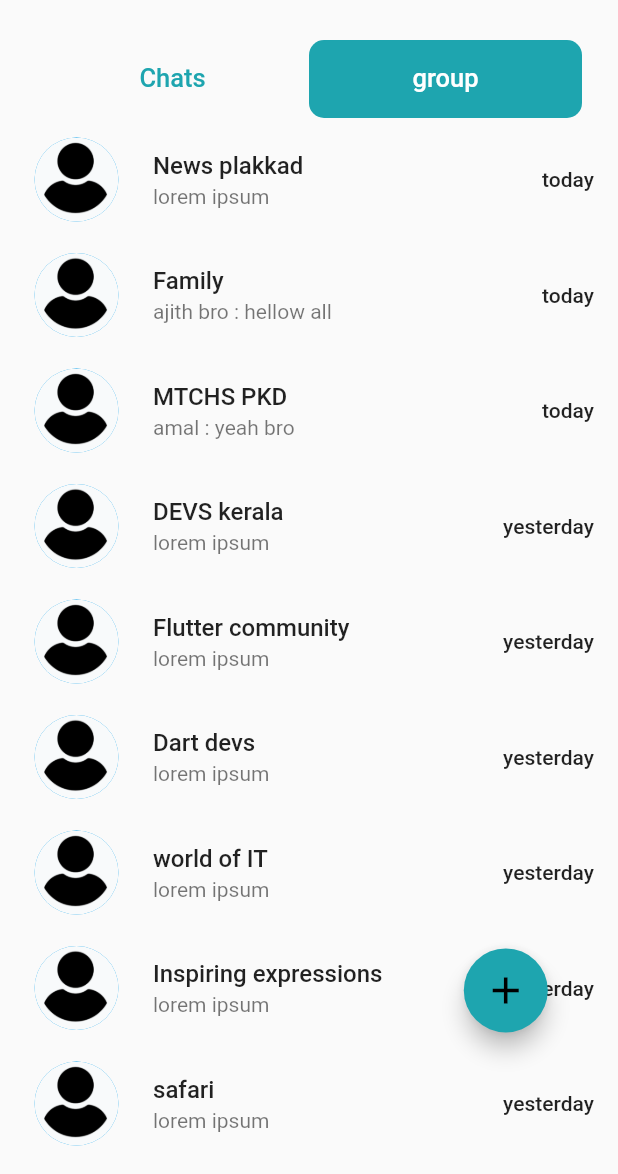
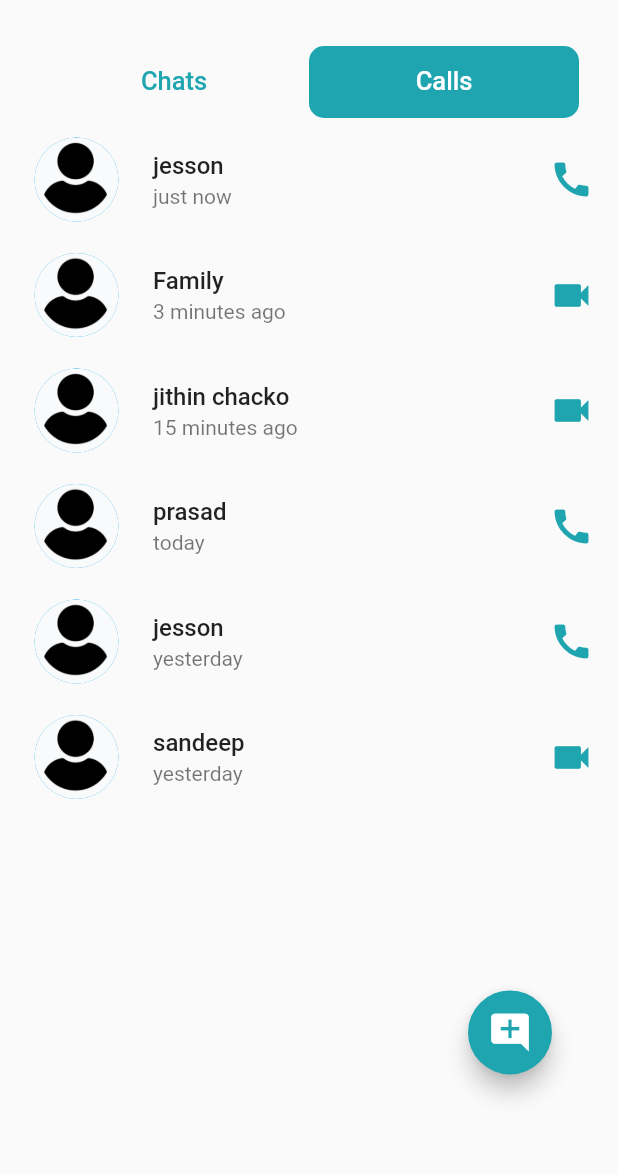
Before and after one commit to BIBINKB97/Talkaro_Messenger, a Flutter app: the screen it shows after launch, tab 2 chosen, on a phone screen of 412 x 824 dp, the part 62-1236 px from its top. Run offline on Flutter 3.47's test engine with Material 2 defaults, Android fonts, the phone set to English and light mode, and no system bars.

Commit message:
chats and calls tabbar completed

```diff
--- a/lib/main.dart
+++ b/lib/main.dart
@@ -1,6 +1,7 @@
 import 'package:flutter/material.dart';
+
 import 'package:talkaro/screens/chat_screen/chat_list.dart';
-import 'package:talkaro/screens/inbox/inbox.dart';
+
 import 'package:talkaro/utils/colors.dart';
 
 void main() {
@@ -19,7 +20,7 @@ class MyApp extends StatelessWidget {
       ),
       initialRoute: '/',
       routes: {
-        '/': (context) => ChatListPage(),
+        '/': (context) => HomePage(),
       },
     );
   }
--- a/lib/screens/chat_screen/chat_list.dart
+++ b/lib/screens/chat_screen/chat_list.dart
@@ -1,17 +1,17 @@
 import 'package:flutter/material.dart';
 import 'package:talkaro/screens/chat_screen/widgets/tab1_widgets.dart';
 import 'package:talkaro/screens/chat_screen/widgets/tab2_widgets.dart';
+import 'package:talkaro/screens/chat_screen/widgets/tabs_style.dart';
 import 'package:talkaro/utils/colors.dart';
 import 'package:talkaro/utils/main_widgets.dart';
-
-class ChatListPage extends StatefulWidget {
-  const ChatListPage({super.key});
+class HomePage extends StatefulWidget {
+  const HomePage({super.key});
 
   @override
-  State<ChatListPage> createState() => _ChatListPageState();
+  State<HomePage> createState() => _HomePageState();
 }
 
-class _ChatListPageState extends State<ChatListPage> {
+class _HomePageState extends State<HomePage> {
   @override
   Widget build(BuildContext context) {
     return DefaultTabController(
@@ -19,14 +19,19 @@ class _ChatListPageState extends State<ChatListPage> {
       length: 2,
       child: Scaffold(
         floatingActionButton: Align(
-          widthFactor: 2.1,
-          heightFactor: 3.8,
+          heightFactor: 2.8,
+          widthFactor: 2,
           child: FloatingActionButton(
               backgroundColor: ktheme,
-              onPressed: () {},
+              onPressed: () {
+                Navigator.of(context).push(MaterialPageRoute(
+                  builder: (context) => HomePage(),
+                ));
+              },
               child: Icon(
-                Icons.add,
+                Icons.add_comment,
                 size: 30,
+                color: kwhite,
               )),
         ),
         drawer: Drawer(
@@ -75,36 +80,14 @@ class _ChatListPageState extends State<ChatListPage> {
                 indicator: BoxDecoration(
                     borderRadius: BorderRadius.circular(10), color: ktheme),
                 tabs: const [
-                  Tab(
-                    child: SizedBox(
-                      height: 50,
-                      width: 150,
-                      child: Center(
-                        child: Text(
-                          "Chats",
-                          style: TextStyle(fontSize: 17),
-                        ),
-                      ),
-                    ),
-                  ),
-                  SizedBox(
-                    height: 50,
-                    width: 150,
-                    child: Center(
-                      child: Tab(
-                        child: Text(
-                          "group",
-                          style: TextStyle(fontSize: 17),
-                        ),
-                      ),
-                    ),
-                  )
+                  CustomTab(tabtitle: "Chats"),
+                  CustomTab(tabtitle: "Calls")
                 ]),
           ),
         ),
         body: TabBarView(children: const [
-          Tab1(),
-          Tab2(),
+          ChatsTab(),
+          CallsTab(),
         ]),
       ),
     );
--- a/lib/screens/chat_screen/widgets/tab1_widgets.dart
+++ b/lib/screens/chat_screen/widgets/tab1_widgets.dart
@@ -1,8 +1,8 @@
 import 'package:flutter/material.dart';
 import 'package:talkaro/utils/constants.dart';
 
-class Tab1 extends StatelessWidget {
-  const Tab1({super.key});
+class ChatsTab extends StatelessWidget {
+  const ChatsTab({super.key});
 
   @override
   Widget build(BuildContext context) {
@@ -10,12 +10,22 @@ class Tab1 extends StatelessWidget {
       children: const [
         ChatCard(
           name: 'Amal Suresh',
-          message: " porche.. porcheeeee por",
+          message: "porche.. porcheeeee por",
           time: 'today',
         ),
         ChatCard(
           name: 'justin',
           message: "hellow",
+          time: 'today',
+        ),
+        ChatCard(
+          name: 'News plakkad',
+          message: "lorem ipsum",
+          time: 'today',
+        ),
+        ChatCard(
+          name: 'Family',
+          message: "ajith bro : hellow all",
           time: 'today',
         ),
         ChatCard(
@@ -37,21 +47,6 @@ class Tab1 extends StatelessWidget {
           name: 'sandeep ',
           message: "where are you ?",
           time: 'yesterday',
-        ),
-        ChatCard(
-          name: 'subith ',
-          message: "nice",
-          time: '01/08/2023',
-        ),
-        ChatCard(
-          name: 'ridhin ',
-          message: "nice",
-          time: '01/08/2023',
-        ),
-        ChatCard(
-          name: 'nabeel ',
-          message: "nice",
-          time: '02/08/2023',
         ),
       ],
     );
--- a/lib/screens/chat_screen/widgets/tab2_widgets.dart
+++ b/lib/screens/chat_screen/widgets/tab2_widgets.dart
@@ -1,59 +1,79 @@
 import 'package:flutter/material.dart';
-import 'package:talkaro/screens/chat_screen/widgets/tab1_widgets.dart';
+import 'package:talkaro/utils/colors.dart';
+import 'package:talkaro/utils/constants.dart';
 
-class Tab2 extends StatelessWidget {
-  const Tab2({super.key});
+class CallsTab extends StatelessWidget {
+  const CallsTab({super.key});
 
   @override
   Widget build(BuildContext context) {
     return ListView(
       children: const [
-        ChatCard(
-          name: 'News plakkad',
-          message: "lorem ipsum",
-          time: 'today',
+        CallsCard(
+          name: 'jesson',
+          time: "just now",
+          icon: Icons.call,
         ),
-        ChatCard(
+        CallsCard(
           name: 'Family',
-          message: "ajith bro : hellow all",
-          time: 'today',
+          time: "3 minutes ago",
+          icon: Icons.videocam,
         ),
-        ChatCard(
-          name: 'MTCHS PKD',
-          message: "amal : yeah bro",
-          time: 'today',
+        CallsCard(
+          name: 'jithin chacko',
+          time: "15 minutes ago",
+          icon: Icons.videocam,
         ),
-        ChatCard(
-          name: 'DEVS kerala',
-          message: "lorem ipsum",
-          time: 'yesterday',
+        CallsCard(
+          name: 'prasad ',
+          time: "today",
+          icon: Icons.call,
         ),
-        ChatCard(
-          name: 'Flutter community',
-          message: "lorem ipsum",
-          time: 'yesterday',
+        CallsCard(
+          name: 'jesson ',
+          time: "yesterday ",
+          icon: Icons.call,
         ),
-        ChatCard(
-          name: 'Dart devs',
-          message: "lorem ipsum",
-          time: 'yesterday',
-        ),
-        ChatCard(
-          name: 'world of IT',
-          message: "lorem ipsum",
-          time: 'yesterday',
-        ),
-        ChatCard(
-          name: 'Inspiring expressions',
-          message: "lorem ipsum",
-          time: 'yesterday',
-        ),
-        ChatCard(
-          name: 'safari',
-          message: "lorem ipsum",
-          time: 'yesterday',
+        CallsCard(
+          name: 'sandeep ',
+          time: "yesterday",
+          icon: Icons.videocam,
         ),
       ],
     );
   }
 }
+
+class CallsCard extends StatelessWidget {
+  const CallsCard(
+      {super.key, required this.name, required this.time, required this.icon});
+  final String name;
+  final String time;
+  final IconData icon;
+
+  @override
+  Widget build(BuildContext context) {
+    return Column(
+      children: [
+        kheight5,
+        ListTile(
+            leading: CircleAvatar(
+              radius: 35,
+              backgroundImage: AssetImage("images/user.png"),
+            ),
+            title: Text(
+              name,
+              style: TextStyle(fontSize: 16, fontWeight: FontWeight.w500),
+            ),
+            subtitle: Text(
+              time,
+            ),
+            trailing: Icon(
+              icon,
+              size: 30,
+              color: ktheme,
+            )),
+      ],
+    );
+  }
+}
--- /dev/null
+++ b/lib/screens/chat_screen/widgets/tabs_style.dart
@@ -0,0 +1,21 @@
+import 'package:flutter/material.dart';
+
+class CustomTab extends StatelessWidget {
+  const CustomTab({super.key, required this.tabtitle});
+  final String tabtitle;
+  @override
+  Widget build(BuildContext context) {
+    return Tab(
+      child: SizedBox(
+        height: 50,
+        width: 148,
+        child: Center(
+          child: Text(
+            tabtitle,
+            style: TextStyle(fontSize: 17),
+          ),
+        ),
+      ),
+    );
+  }
+}
```
